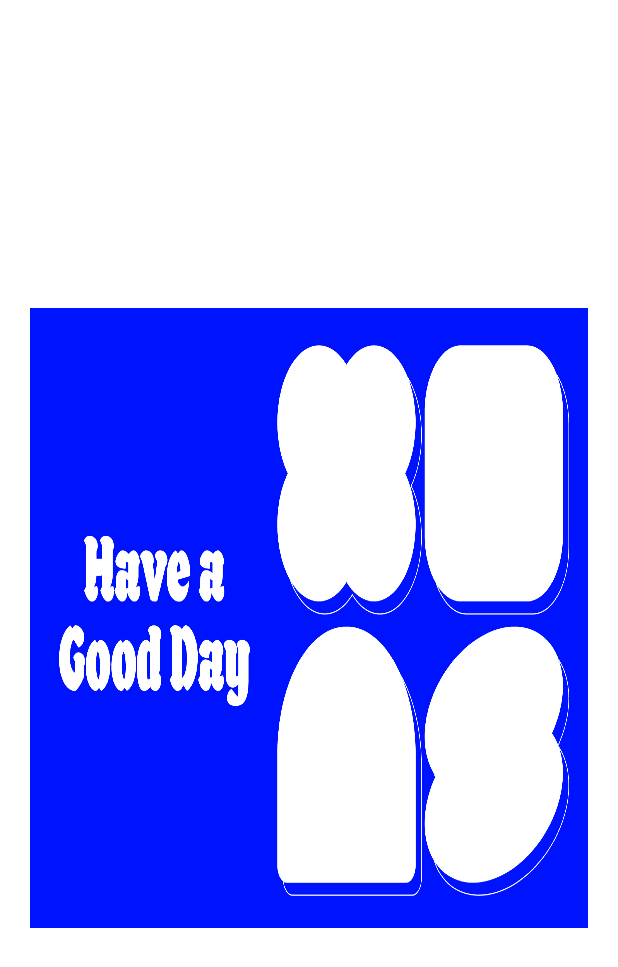
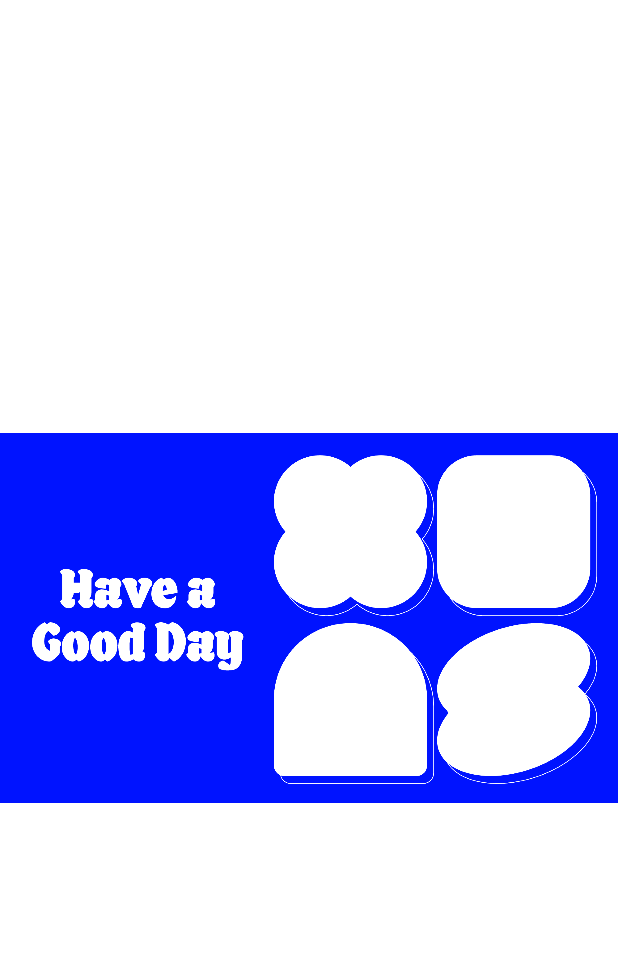
Before and after one commit to evyooo/Collectors, an Android app: the ImageEditActivity screen opened directly, with no data from a screen before it, on a phone screen of 412 x 824 dp. Shown: the top 967 px of the screen. Run offline under Robolectric (Android 15) with nearby library versions, the phone set to English and light mode, and no system bars; our stand-ins replace data binding; libraries missing offline, so code that uses them is left out: jp.wasabeef.glide.

Commit message:
feature(edit): 배경 이미지 비율 이슈 수정

```diff
--- a/app/src/main/java/com/yoo/collectors/ImageEditActivity.kt
+++ b/app/src/main/java/com/yoo/collectors/ImageEditActivity.kt
@@ -15,6 +15,7 @@ import android.os.Build
 import android.os.Bundle
 import android.provider.MediaStore
 import android.util.DisplayMetrics
+import android.util.Log
 import android.widget.Button
 import android.widget.ImageView
 import android.widget.Toast
@@ -22,6 +23,7 @@ import androidx.appcompat.app.AppCompatActivity
 import androidx.constraintlayout.widget.ConstraintLayout
 import androidx.core.app.ActivityCompat
 import androidx.core.content.ContextCompat
+import androidx.core.view.marginRight
 import com.bumptech.glide.Glide
 import com.bumptech.glide.request.RequestOptions
 import com.google.android.material.bottomsheet.BottomSheetDialog
@@ -81,29 +83,29 @@ class ImageEditActivity : AppCompatActivity() {
             windowManager.defaultDisplay.getMetrics(displayMetrics)
             val density = displayMetrics.density
 
-            val height = (sizewidth - (40 * density)) * 5f / 3
-            imageView7.layoutParams.height = convertPixelsToDp(height)
+//            val width = (sizewidth - (40 * density))
+            val width = sizewidth
+
+            val height = width * 3f / 5
+            imageView7.layoutParams.height = height.toInt()
             imageList.forEach { img ->
-                val calc = sizewidth * 32f / 125
+                val calc = width * 32f / 125
                 img.layoutParams.width = calc.toInt()
                 img.layoutParams.height = calc.toInt()
             }
 
-            setRightMargin(imageView, ((sizewidth - (40 * density)) * 16 / 1000).toInt())
-            setTopMargin(imageView2, ((sizewidth - (40 * density)) * 36 / 1000).toInt())
-            setRightMargin(imageView2, ((sizewidth - (40 * density)) * 45 / 1000).toInt())
-            setTopMargin(imageView4, ((sizewidth - (40 * density)) * 24 / 1000).toInt())
+            Log.d("margin", "$width ${width * 16f / 1000} ${(width * 16f / 1000).toInt()} ")
+            Log.d("margin", "$width ${width * 36f / 1000} ${(width * 36f / 1000).toInt()} ")
+            Log.d("margin", "$width ${width * 45f / 1000} ${(width * 45f / 1000).toInt()} ")
+            Log.d("margin", "$width ${width * 24f / 1000} ${(width * 24f / 1000).toInt()} ")
+
+            setRightMargin(imageView, (width * 16f / 1000).toInt())
+            setTopMargin(imageView2, (width * 36f / 1000).toInt())
+            setRightMargin(imageView2, (width * 45f / 1000).toInt())
+            setTopMargin(imageView4, (width * 24f / 1000).toInt())
 
         }
 
-    }
-
-    // TODO 클래스로 바꾸기
-    // px을 dp로 변환 (px을 입력받아 dp를 리턴)
-    private fun convertPixelsToDp(px: Float): Int {
-        val resources: Resources = this.resources
-        val metrics: DisplayMetrics = resources.displayMetrics
-        return (px / (metrics.densityDpi.toFloat() / DisplayMetrics.DENSITY_DEFAULT)).toInt()
     }
 
     private fun setRightMargin(imageView: ImageView, int: Int) {
@@ -293,7 +295,7 @@ class ImageEditActivity : AppCompatActivity() {
             }
         }
 
-        return uri;
+        return uri
     }
 
     data class CropImage(
--- a/app/src/main/res/layout/activity_image_edit.xml
+++ b/app/src/main/res/layout/activity_image_edit.xml
@@ -14,8 +14,6 @@
             android:id="@+id/imageView7"
             android:layout_width="0dp"
             android:layout_height="wrap_content"
-            android:layout_marginStart="20dp"
-            android:layout_marginEnd="20dp"
             android:clickable="false"
             android:scaleType="fitXY"
             android:visibility="visible"
@@ -29,6 +27,7 @@
             android:id="@+id/imageView"
             android:layout_width="180dp"
             android:layout_height="80dp"
+            android:layout_marginEnd="5dp"
             android:scaleType="centerCrop"
             app:layout_constraintBottom_toBottomOf="@+id/imageView2"
             app:layout_constraintEnd_toStartOf="@+id/imageView2"
@@ -39,7 +38,7 @@
             android:layout_width="180dp"
             android:layout_height="180dp"
             android:scaleType="centerCrop"
-            app:layout_constraintEnd_toEndOf="parent"
+            app:layout_constraintEnd_toEndOf="@+id/imageView7"
             app:layout_constraintTop_toTopOf="@+id/imageView7" />
 
         <ImageView
```
